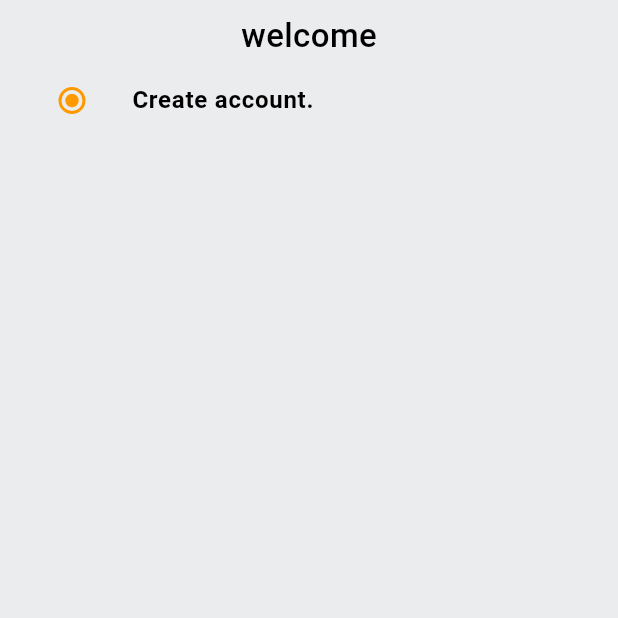
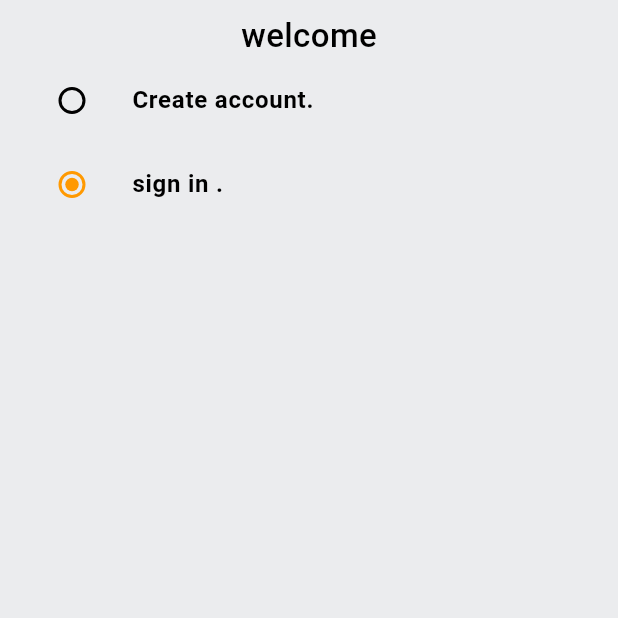
Before and after one commit to MamunUrRashidAIUB/amazon_clone, a Flutter app: the screen it shows after launch, on a phone screen of 412 x 824 dp, the top half of it. Run offline on Flutter 3.47's test engine with Material 3 defaults, Android fonts, the phone set to English and light mode, and no system bars.

```diff
--- a/lib/features/auth/screen/authscreen.dart
+++ b/lib/features/auth/screen/authscreen.dart
@@ -1,3 +1,4 @@
+import "package:amazon_clone/common/widget/customtextfield.dart";
 import "package:amazon_clone/constants/globalvariables.dart";
 import "package:flutter/material.dart";
 
@@ -15,7 +16,21 @@ class Authscreen extends StatefulWidget {
 }
 
 class _AuthscreenState extends State<Authscreen> {
-  auth _auth =auth.signup;
+  auth _auth = auth.singin;
+  final _signupformkey = GlobalKey<FormState>();
+  final _signinformkey = GlobalKey<FormState>();
+  final TextEditingController _emailcontroller = TextEditingController();
+  final TextEditingController _passwordcontroller = TextEditingController();
+  final TextEditingController _namecontroller = TextEditingController();
+
+  @override
+  void dispose() {
+    super.dispose();
+    _emailcontroller.dispose();
+    _passwordcontroller.dispose();
+    _namecontroller.dispose();
+  }
+
   @override
   Widget build(BuildContext context) {
     return Scaffold(
@@ -25,22 +40,45 @@ class _AuthscreenState extends State<Authscreen> {
         padding: const EdgeInsets.all(8.0),
         child: Column(
           children: [
-            Text(
+            const Text(
               "welcome",
               style: TextStyle(fontSize: 22, fontWeight: FontWeight.w500),
             ),
             ListTile(
-              title: Text(
+              title: const Text(
                 "Create account.",
                 style: TextStyle(fontWeight: FontWeight.bold),
               ),
               leading: Radio(
                 activeColor: GlobalVariables.secondaryColor,
                 value: auth.signup,
-                groupValue:_auth ,
-                onChanged: (auth? val){
+                groupValue: _auth,
+                onChanged: (auth? val) {
                   setState(() {
-                    _auth=val!;
+                    _auth = val!;
+                  });
+                },
+              ),
+            ),
+            if (_auth == auth.signup)
+              Form(
+                key: _signinformkey,
+                child: Column(
+                  children: [CustomTextfield(controller: controller)],
+                ),
+              ),
+            ListTile(
+              title: const Text(
+                "sign in .",
+                style: TextStyle(fontWeight: FontWeight.bold),
+              ),
+              leading: Radio(
+                activeColor: GlobalVariables.secondaryColor,
+                value: auth.singin,
+                groupValue: _auth,
+                onChanged: (auth? val) {
+                  setState(() {
+                    _auth = val!;
                   });
                 },
               ),
```
Also changed, not shown: lib/common/widget/customtextfield.dart (added, +29 -0 lines).
